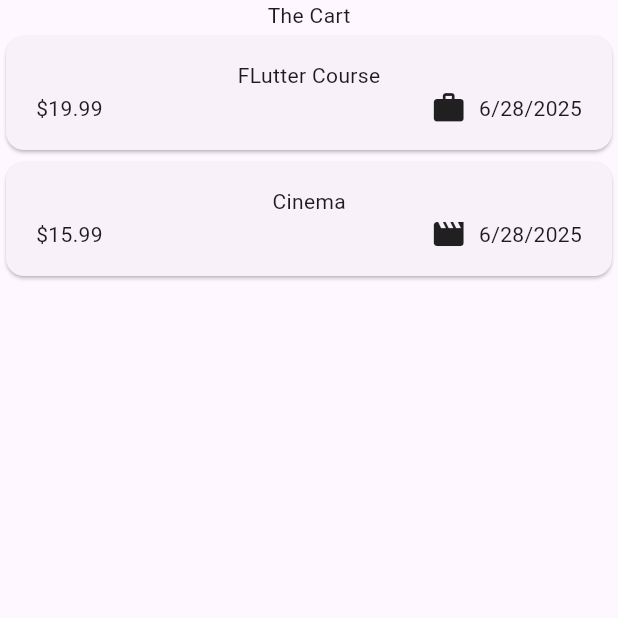
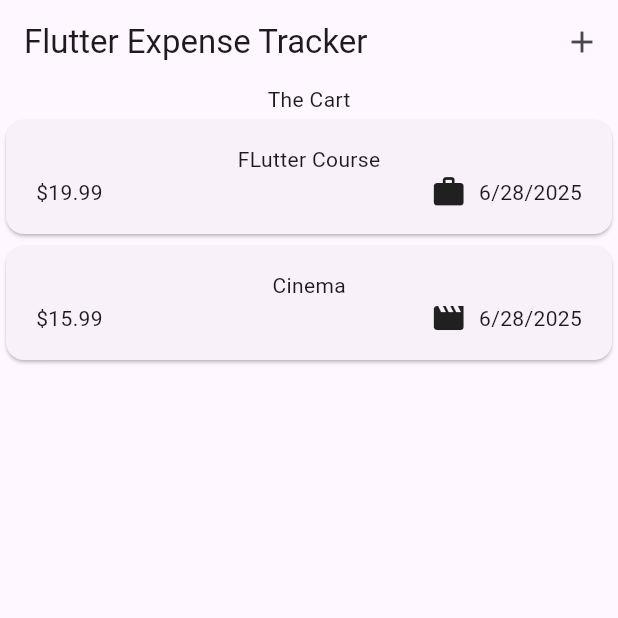
Before and after one commit to Wishalleo/expenseTrackerMobile, a Flutter app: the screen it shows after launch, on a phone screen of 412 x 824 dp, the top half of it. Run offline on Flutter 3.47's test engine with Material 3 defaults, Android fonts, the phone set to English and light mode, and no system bars.

Commit message:
Add modal for add expense tracker

```diff
--- a/lib/prensention/expense_screen.dart
+++ b/lib/prensention/expense_screen.dart
@@ -1,14 +1,15 @@
 import 'package:expense_tracker/core/models/expense_model.dart';
 import 'package:expense_tracker/widgets/expenses_list.dart';
+import 'package:expense_tracker/widgets/new_expense.dart';
 import 'package:flutter/material.dart';
 
 class ExpenseScreen extends StatefulWidget {
   const ExpenseScreen({super.key});
-
   @override
   State<ExpenseScreen> createState() => _ExpenseScreenState();
 }
 
+class _ExpenseScreenState extends State<ExpenseScreen> {
   final List<ExpenseModel> _registeredExpensed = [
     ExpenseModel(
       title: 'FLutter Course',
@@ -23,11 +24,19 @@ final List<ExpenseModel> _registeredExpensed = [
       category: Category.leisure,
     ),
   ];
+  void _openAddExpenseModal() {
+    showModalBottomSheet(context: context, builder: (ctx) => NewExpense());
+  }
 
-class _ExpenseScreenState extends State<ExpenseScreen> {
   @override
   Widget build(BuildContext context) {
     return Scaffold(
+      appBar: AppBar(
+        title: Text('Flutter Expense Tracker'),
+        actions: [
+          IconButton(icon: Icon(Icons.add), onPressed: _openAddExpenseModal),
+        ],
+      ),
       body: Column(
         children: [
           Text('The Cart'),
```
Also changed, not shown: lib/widgets/new_expense.dart (added, +27 -0 lines). Lines whose indentation alone changed are shown as unchanged.
